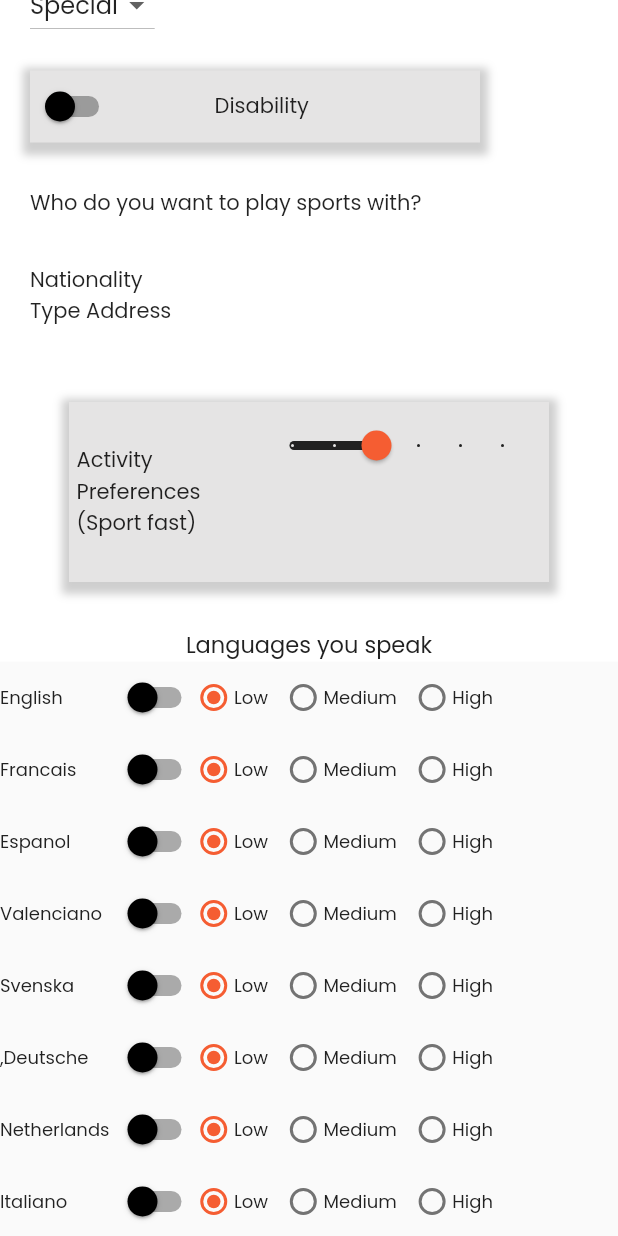
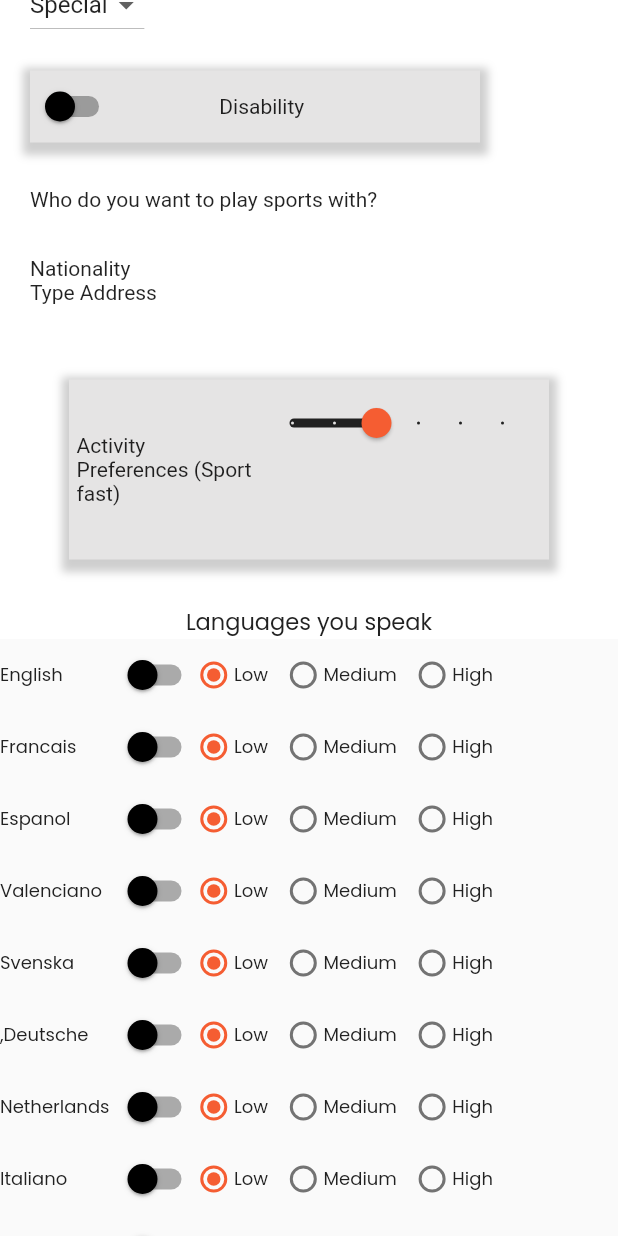
Before and after one commit to fluttertutorialin/caminandum-app-flutter, a Flutter app: the PersonalTab screen opened directly, scrolled down 576 dp, on a phone screen of 412 x 824 dp. Run offline on Flutter 3.47's test engine with Material 2 defaults, Android fonts, the phone set to English and light mode, and no system bars; our stand-ins replace carousel_slider, dio, flutter_switch, flutter_zoom_drawer, fluttertoast, font_awesome_flutter and 10 more; missing offline and left inert: flutter_client_sse, flutter_webrtc, janus_client, perfect_volume_control; accounts and stored records are empty; generated files the repository leaves out were written again; network calls fail; statements that could not run were skipped.

Commit message:
Added theme configuration

```diff
--- /dev/null
+++ b/caminandum_web/lib/constants/themes.dart
@@ -0,0 +1,16 @@
+import 'package:flutter/material.dart';
+
+class Themes {
+  static final light = ThemeData.light().copyWith(
+    backgroundColor: Colors.white,
+    buttonColor: Colors.blue,
+  );
+
+
+
+
+  static final dark = ThemeData.dark().copyWith(
+    backgroundColor: Colors.black,
+    buttonColor: Colors.red,
+  );
+}
--- a/caminandum_web/lib/main.dart
+++ b/caminandum_web/lib/main.dart
@@ -1,3 +1,4 @@
+import 'package:caminandum_web/constants/themes.dart';
 import 'package:caminandum_web/view/pages/pedoMeterScreen.dart';
 import 'package:caminandum_web/views/LoginScreen.dart';
 import 'package:caminandum_web/views/Profile/profile_view.dart';
@@ -30,10 +31,7 @@ class MyApp extends StatelessWidget {
     return GetMaterialApp(
       title: 'caminandum',
       debugShowCheckedModeBanner: false,
-      theme: ThemeData(
-        fontFamily: 'Poppins',
-        primarySwatch: Colors.blue,
-      ),
+      theme: Themes.light,darkTheme: Themes.dark,
 
       home: BottomBarView(),
 
```
